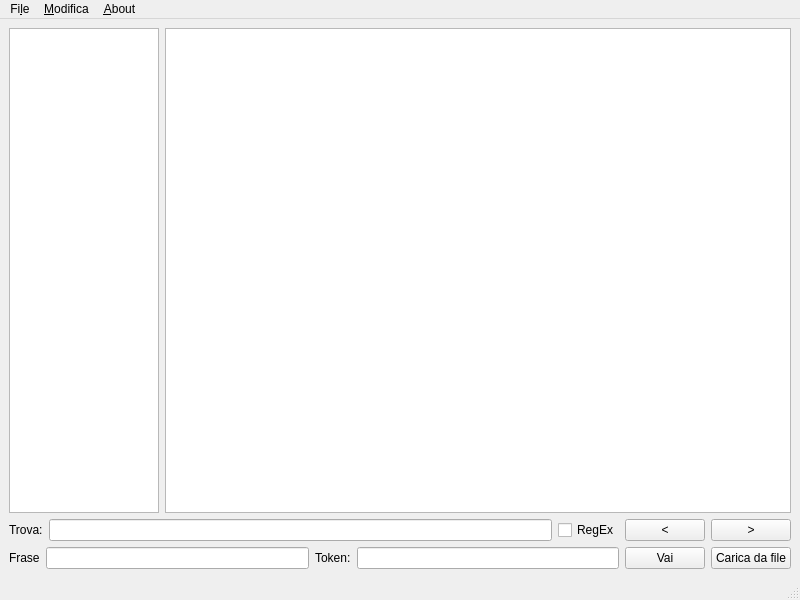
Old version of the form forms/textviewer.ui in the repository zorbaproject/Bran.
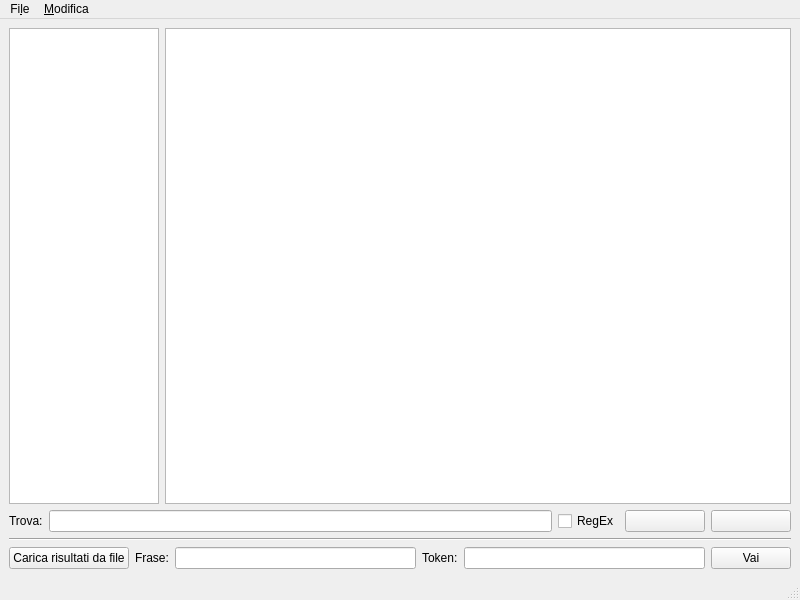
New version of the form. Icons and pictures are not drawn.

What changed in the file:
```diff
--- a/forms/textviewer.ui
+++ b/forms/textviewer.ui
@@ -60,25 +60,51 @@
         <item>
          <widget class="QPushButton" name="findprev">
           <property name="text">
-           <string>&lt;</string>
+           <string> </string>
+          </property>
+          <property name="icon">
+           <iconset resource="../resources.qrc">
+            <normaloff>:/icons/icons/arrow-left.png</normaloff>:/icons/icons/arrow-left.png</iconset>
           </property>
          </widget>
         </item>
         <item>
          <widget class="QPushButton" name="findnext">
           <property name="text">
-           <string>&gt;</string>
+           <string> </string>
+          </property>
+          <property name="icon">
+           <iconset resource="../resources.qrc">
+            <normaloff>:/icons/icons/arrow-right.png</normaloff>:/icons/icons/arrow-right.png</iconset>
           </property>
          </widget>
         </item>
        </layout>
       </item>
+      <item>
+       <widget class="Line" name="line">
+        <property name="orientation">
+         <enum>Qt::Horizontal</enum>
+        </property>
+       </widget>
+      </item>
       <item>
        <layout class="QHBoxLayout" name="horizontalLayout_2">
+        <item>
+         <widget class="QPushButton" name="gotoLoadFromFile">
+          <property name="text">
+           <string>Carica risultati da file</string>
+          </property>
+          <property name="icon">
+           <iconset resource="../resources.qrc">
+            <normaloff>:/icons/icons/document-open.png</normaloff>:/icons/icons/document-open.png</iconset>
+          </property>
+         </widget>
+        </item>
         <item>
          <widget class="QLabel" name="label_2">
           <property name="text">
-           <string>Frase</string>
+           <string>Frase:</string>
           </property>
          </widget>
         </item>
@@ -102,13 +128,6 @@
           </property>
          </widget>
         </item>
-        <item>
-         <widget class="QPushButton" name="gotoLoadFromFile">
-          <property name="text">
-           <string>Carica da file</string>
-          </property>
-         </widget>
-        </item>
        </layout>
       </item>
      </layout>
@@ -122,7 +141,7 @@
      <x>0</x>
      <y>0</y>
      <width>800</width>
-     <height>30</height>
+     <height>24</height>
     </rect>
    </property>
    <widget class="QMenu" name="menuFile">
@@ -142,18 +161,9 @@
      <string>&amp;Modifica</string>
     </property>
     <addaction name="actionCopia"/>
-    <addaction name="actionIncolla"/>
-    <addaction name="actionCerca"/>
-   </widget>
-   <widget class="QMenu" name="menuAbout">
-    <property name="title">
-     <string>&amp;About</string>
-    </property>
-    <addaction name="actionAbout_this_text_editor"/>
    </widget>
    <addaction name="menuFile"/>
    <addaction name="menuModifica"/>
-   <addaction name="menuAbout"/>
   </widget>
   <action name="actionAbout_this_text_editor">
    <property name="text">
```
Left out of the diff: 26 changed lines with no effect on the pictures.
